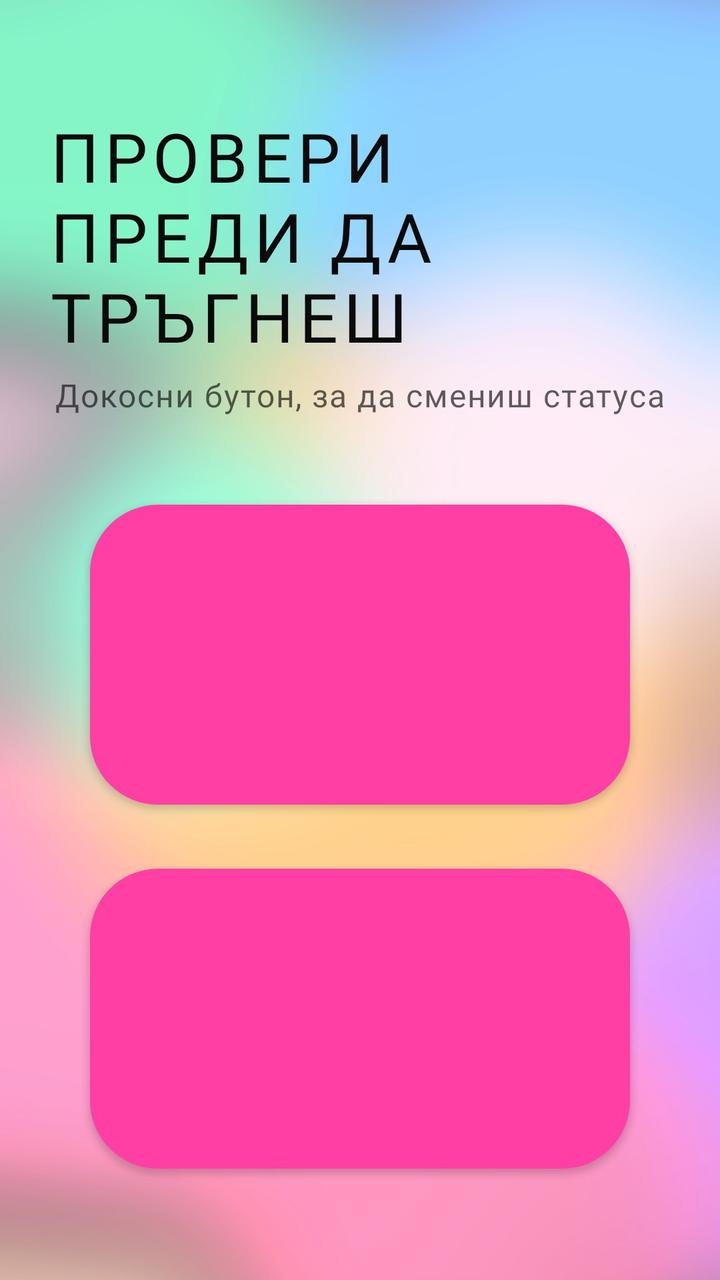
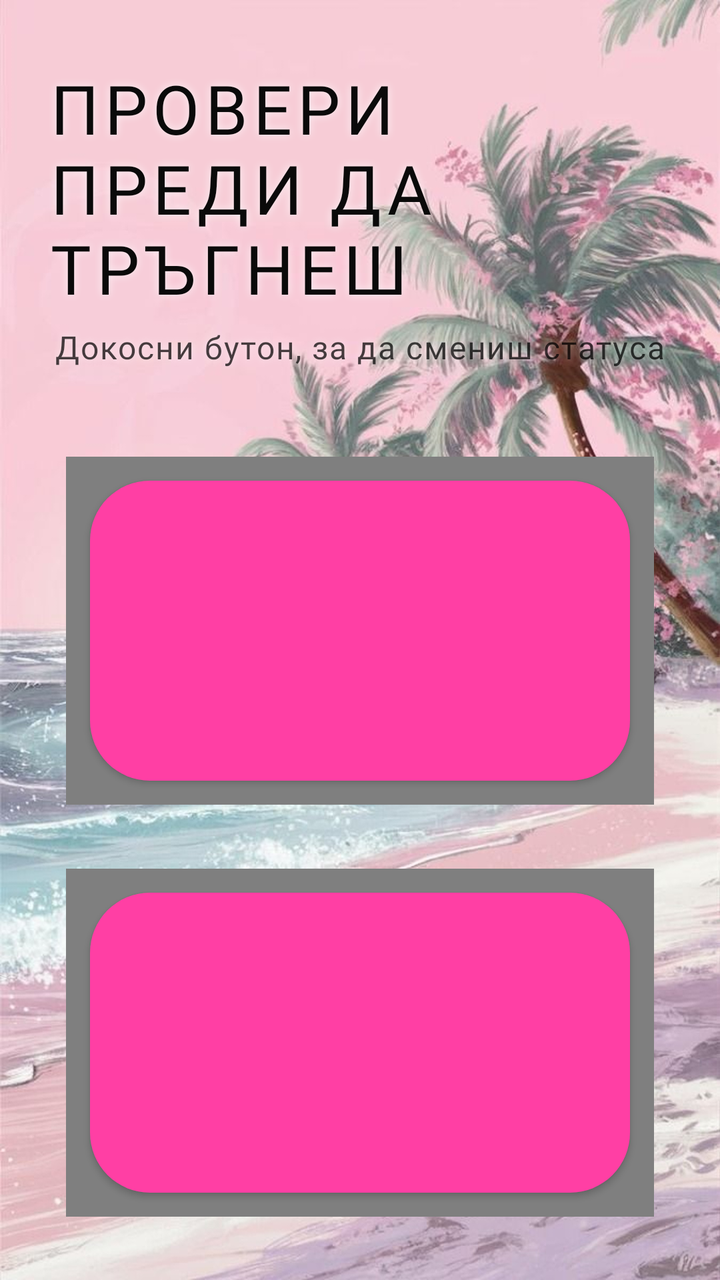

Two renders of the same Android screen: before a commit and after it. Below are the layout's source before the change and the commit's diff.
<!-- AndroidManifest.xml: application theme Theme.DoorAc -->
<!-- res/layout/activity_main.xml -->
<?xml version="1.0" encoding="utf-8"?>
<FrameLayout xmlns:android="http://schemas.android.com/apk/res/android"
    android:layout_width="match_parent"
    android:layout_height="match_parent">

    <ImageView
        android:layout_width="match_parent"
        android:layout_height="match_parent"
        android:contentDescription="@null"
        android:scaleType="centerCrop"
        android:src="@drawable/bg_pastel" />

    <LinearLayout
        android:layout_width="match_parent"
        android:layout_height="match_parent"
        android:orientation="vertical"
        android:gravity="center"
        android:padding="24dp">

        <TextView
            android:layout_width="wrap_content"
            android:layout_height="wrap_content"
            android:layout_marginBottom="6dp"
            android:fontFamily="@font/intro_font"
            android:letterSpacing="0.08"
            android:text="@string/title_text"
            android:textColor="@color/card_black"
            android:textSize="34sp" />

        <TextView
            android:layout_width="wrap_content"
            android:layout_height="wrap_content"
            android:layout_marginBottom="44dp"
            android:fontFamily="@font/intro_font"
            android:letterSpacing="0.04"
            android:text="@string/hint_text"
            android:textColor="@color/card_black"
            android:textSize="16sp"
            android:alpha="0.65" />

        <Button
            android:id="@+id/doorButton"
            android:layout_width="270dp"
            android:layout_height="150dp"
            android:layout_marginBottom="32dp"
            android:background="@drawable/bg_button_off"
            android:elevation="10dp"
            android:fontFamily="@font/intro_font"
            android:letterSpacing="0.06"
            android:textAllCaps="false"
            android:textColor="@color/white"
            android:textSize="20sp" />

        <Button
            android:id="@+id/acButton"
            android:layout_width="270dp"
            android:layout_height="150dp"
            android:background="@drawable/bg_button_off"
            android:elevation="10dp"
            android:fontFamily="@font/intro_font"
            android:letterSpacing="0.06"
            android:textAllCaps="false"
            android:textColor="@color/white"
            android:textSize="20sp" />

    </LinearLayout>

</FrameLayout>
<!-- resources referenced by this layout -->
<resources>
  <color name="card_black">#0A0A0A</color>
  <color name="white">#FFFFFF</color>
  <!-- drawable bg_button_off (drawable) -->
  <layer-list xmlns:android="http://schemas.android.com/apk/res/android">
      <item>
          <shape android:shape="rectangle">
              <solid android:color="@color/neon_red_soft" />
              <corners android:radius="34dp" />
          </shape>
      </item>
      <item
          android:left="5dp"
          android:top="5dp"
          android:right="5dp"
          android:bottom="5dp">
          <shape android:shape="rectangle">
              <solid android:color="@color/neon_red_mid" />
              <corners android:radius="30dp" />
          </shape>
      </item>
      <item
          android:left="10dp"
          android:top="10dp"
          android:right="10dp"
          android:bottom="10dp">
          <shape android:shape="rectangle">
              <solid android:color="@color/neon_red" />
              <corners android:radius="26dp" />
          </shape>
      </item>
      <item
          android:left="14dp"
          android:top="14dp"
          android:right="14dp"
          android:bottom="14dp">
          <shape android:shape="rectangle">
              <solid android:color="@color/card_black" />
              <corners android:radius="22dp" />
          </shape>
      </item>
  </layer-list>
  <!-- drawable bg_pastel: jpg bitmap (drawable-nodpi, 109165 bytes) -->
  <string name="hint_text">Докосни бутон, за да смениш статуса</string>
  <string name="title_text">ПРОВЕРИ ПРЕДИ ДА ТРЪГНЕШ</string>
  <style name="Theme.DoorAc" parent="Theme.MaterialComponents.DayNight.NoActionBar">
          <item name="android:windowBackground">@color/black</item>
          <item name="colorPrimary">@color/neon_pink</item>
          <item name="colorPrimaryDark">@color/black</item>
          <item name="colorAccent">@color/pastel_pink</item>
          <item name="android:statusBarColor">@color/black</item>
          <item name="android:navigationBarColor">@color/black</item>
      </style>
  <color name="neon_red_soft">#FF95A0</color>
  <color name="neon_red_mid">#FF6675</color>
  <color name="neon_red">#FF3B4E</color>
  <color name="black">#0D0D0D</color>
  <color name="neon_pink">#FF3FA4</color>
  <color name="pastel_pink">#FFB3DA</color>
</resources>

<!-- the commit's change to res/layout/activity_main.xml (unified diff, before → after) -->
@@ -23,6 +23,10 @@
             android:layout_marginBottom="6dp"
             android:fontFamily="@font/intro_font"
             android:letterSpacing="0.08"
+            android:shadowColor="#CCFFFFFF"
+            android:shadowDx="0"
+            android:shadowDy="0"
+            android:shadowRadius="10"
             android:text="@string/title_text"
             android:textColor="@color/card_black"
             android:textSize="34sp" />
@@ -33,35 +37,61 @@
             android:layout_marginBottom="44dp"
             android:fontFamily="@font/intro_font"
             android:letterSpacing="0.04"
+            android:shadowColor="#CCFFFFFF"
+            android:shadowDx="0"
+            android:shadowDy="0"
+            android:shadowRadius="8"
             android:text="@string/hint_text"
             android:textColor="@color/card_black"
             android:textSize="16sp"
-            android:alpha="0.65" />
+            android:alpha="0.75" />
 
-        <Button
-            android:id="@+id/doorButton"
-            android:layout_width="270dp"
-            android:layout_height="150dp"
-            android:layout_marginBottom="32dp"
-            android:background="@drawable/bg_button_off"
-            android:elevation="10dp"
-            android:fontFamily="@font/intro_font"
-            android:letterSpacing="0.06"
-            android:textAllCaps="false"
-            android:textColor="@color/white"
-            android:textSize="20sp" />
+        <FrameLayout
+            android:layout_width="wrap_content"
+            android:layout_height="wrap_content"
+            android:layout_marginBottom="32dp">
 
-        <Button
-            android:id="@+id/acButton"
-            android:layout_width="270dp"
-            android:layout_height="150dp"
-            android:background="@drawable/bg_button_off"
-            android:elevation="10dp"
-            android:fontFamily="@font/intro_font"
-            android:letterSpacing="0.06"
-            android:textAllCaps="false"
-            android:textColor="@color/white"
-            android:textSize="20sp" />
+            <com.kristian.doorac.NeonRingView
+                android:id="@+id/doorRing"
+                android:layout_width="294dp"
+                android:layout_height="174dp" />
+
+            <Button
+                android:id="@+id/doorButton"
+                android:layout_width="270dp"
+                android:layout_height="150dp"
+                android:layout_gravity="center"
+                android:background="@drawable/bg_card_black"
+                android:elevation="10dp"
+                android:fontFamily="@font/intro_font"
+                android:letterSpacing="0.06"
+                android:textAllCaps="false"
+                android:textColor="@color/white"
+                android:textSize="20sp" />
+        </FrameLayout>
+
+        <FrameLayout
+            android:layout_width="wrap_content"
+            android:layout_height="wrap_content">
+
+            <com.kristian.doorac.NeonRingView
+                android:id="@+id/acRing"
+                android:layout_width="294dp"
+                android:layout_height="174dp" />
+
+            <Button
+                android:id="@+id/acButton"
+                android:layout_width="270dp"
+                android:layout_height="150dp"
+                android:layout_gravity="center"
+                android:background="@drawable/bg_card_black"
+                android:elevation="10dp"
+                android:fontFamily="@font/intro_font"
+                android:letterSpacing="0.06"
+                android:textAllCaps="false"
+                android:textColor="@color/white"
+                android:textSize="20sp" />
+        </FrameLayout>
 
     </LinearLayout>
 
<!-- resource entries referenced after the edit -->
@@ -2,46 +2,12 @@
 <resources>
   <color name="card_black">#0A0A0A</color>
   <color name="white">#FFFFFF</color>
-  <!-- drawable bg_button_off (drawable) -->
-  <layer-list xmlns:android="http://schemas.android.com/apk/res/android">
-      <item>
-          <shape android:shape="rectangle">
-              <solid android:color="@color/neon_red_soft" />
-              <corners android:radius="34dp" />
-          </shape>
-      </item>
-      <item
-          android:left="5dp"
-          android:top="5dp"
-          android:right="5dp"
-          android:bottom="5dp">
-          <shape android:shape="rectangle">
-              <solid android:color="@color/neon_red_mid" />
-              <corners android:radius="30dp" />
-          </shape>
-      </item>
-      <item
-          android:left="10dp"
-          android:top="10dp"
-          android:right="10dp"
-          android:bottom="10dp">
-          <shape android:shape="rectangle">
-              <solid android:color="@color/neon_red" />
-              <corners android:radius="26dp" />
-          </shape>
-      </item>
-      <item
-          android:left="14dp"
-          android:top="14dp"
-          android:right="14dp"
-          android:bottom="14dp">
-          <shape android:shape="rectangle">
-              <solid android:color="@color/card_black" />
-              <corners android:radius="22dp" />
-          </shape>
-      </item>
-  </layer-list>
-  <!-- drawable bg_pastel: jpg bitmap (drawable-nodpi, 109165 bytes) -->
+  <!-- drawable bg_card_black (drawable) -->
+  <shape xmlns:android="http://schemas.android.com/apk/res/android" android:shape="rectangle">
+      <solid android:color="@color/card_black" />
+      <corners android:radius="30dp" />
+  </shape>
+  <!-- drawable bg_pastel: jpg bitmap (drawable-nodpi, 402512 bytes) -->
   <string name="hint_text">Докосни бутон, за да смениш статуса</string>
   <string name="title_text">ПРОВЕРИ ПРЕДИ ДА ТРЪГНЕШ</string>
   <style name="Theme.DoorAc" parent="Theme.MaterialComponents.DayNight.NoActionBar">
@@ -52,9 +18,6 @@
           <item name="android:statusBarColor">@color/black</item>
           <item name="android:navigationBarColor">@color/black</item>
       </style>
-  <color name="neon_red_soft">#FF95A0</color>
-  <color name="neon_red_mid">#FF6675</color>
-  <color name="neon_red">#FF3B4E</color>
   <color name="black">#0D0D0D</color>
   <color name="neon_pink">#FF3FA4</color>
   <color name="pastel_pink">#FFB3DA</color>
